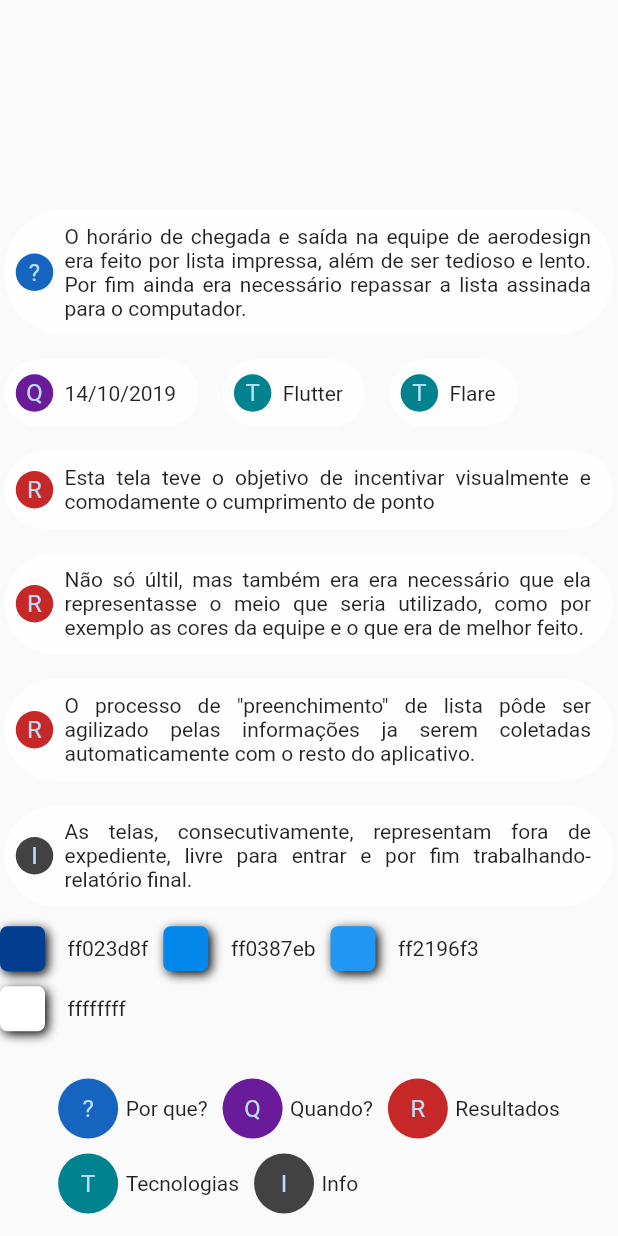
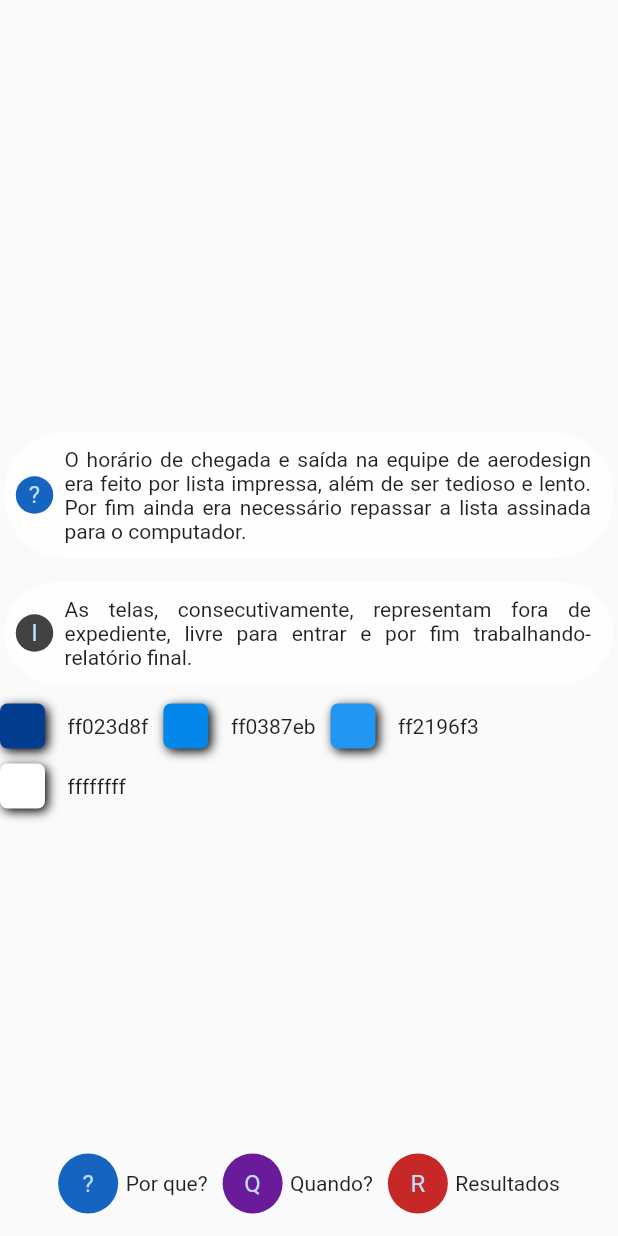
Before and after one commit to CabraKill/portfolio, a Flutter app: the AttendancePage2 widget shown alone on an empty page, opened directly, on a phone screen of 412 x 824 dp. Run offline on Flutter 3.47's test engine with Material 2 defaults, Android fonts, the phone set to English and light mode, and no system bars; our stand-ins replace flare_flutter, get; missing offline and left inert: clipboard.

Commit message:
minimum width, attendance distribuition

```diff
--- a/lib/global_Widgets/legend_Widget.dart
+++ b/lib/global_Widgets/legend_Widget.dart
@@ -1,17 +1,23 @@
 import 'package:flutter/material.dart';
 
 class LegendWidget extends StatelessWidget {
-  const LegendWidget({Key key}) : super(key: key);
+  final int start;
+  final int end;
+  const LegendWidget({this.start = 0, this.end = 5, Key key}) : super(key: key);
+
+  const LegendWidget.sub({@required this.start, @required this.end});
 
   @override
   Widget build(BuildContext context) {
-    return Wrap(spacing: 10, runSpacing: 10, children: [
+    final children = <Widget>[
       _legenda("?", "Por que?", Colors.blue.shade800),
       _legenda("Q", "Quando?", Colors.purple.shade800),
       _legenda("R", "Resultados", Colors.red.shade800),
       _legenda("T", "Tecnologias", Colors.cyan.shade800),
       _legenda("I", "Info", Colors.grey.shade800),
-    ]);
+    ];
+    return Wrap(
+        spacing: 10, runSpacing: 10, children: children.sublist(start, end));
   }
 }
 
--- a/lib/global_Widgets/project_Page.dart
+++ b/lib/global_Widgets/project_Page.dart
@@ -8,7 +8,7 @@ class ProjectPage extends StatelessWidget {
   Widget build(BuildContext context) {
     return LayoutBuilder(
       builder: (context, constraints) {
-        final width = constraints.maxWidth > 900 ? 400 : constraints.maxWidth;
+        final width = constraints.maxWidth > 500 ? 400 : constraints.maxWidth;
         return Center(
           child: ListView(
             shrinkWrap: true,
--- a/lib/pages/subpages/attendanceCabuto/attendance_Page.dart
+++ b/lib/pages/subpages/attendanceCabuto/attendance_Page.dart
@@ -2,6 +2,7 @@ import 'package:flutter/material.dart';
 import 'package:portfolio/global_Widgets/project_Page.dart';
 import 'package:portfolio/pages/subpages/attendanceCabuto/attendance_Page1.dart';
 import 'package:portfolio/pages/subpages/attendanceCabuto/attendance_Page2.dart';
+import 'package:portfolio/pages/subpages/attendanceCabuto/attendance_Page3.dart';
 
 class AttendancePage extends StatelessWidget {
   const AttendancePage({Key key}) : super(key: key);
@@ -11,6 +12,7 @@ class AttendancePage extends StatelessWidget {
 
   @override
   Widget build(BuildContext context) {
-    return ProjectPage(children: [AttendancePage1(), AttendancePage2()]);
+    return ProjectPage(
+        children: [AttendancePage1(), AttendancePage2(), AttendancePage3()]);
   }
 }
--- a/lib/pages/subpages/attendanceCabuto/attendance_Page2.dart
+++ b/lib/pages/subpages/attendanceCabuto/attendance_Page2.dart
@@ -14,7 +14,7 @@ class AttendancePage2 extends StatelessWidget {
         children: [
           Align(
             alignment: Alignment.bottomCenter,
-            child: LegendWidget(),
+            child: LegendWidget.sub(start: 0, end: 3),
           ),
           Align(
             alignment: Alignment.center,
@@ -26,18 +26,6 @@ class AttendancePage2 extends StatelessWidget {
                   text:
                       "O horário de chegada e saída na equipe de aerodesign era feito por lista impressa, além de ser tedioso e lento. Por fim ainda era necessário repassar a lista assinada para o computador.",
                 ),
-                MyChip.when(text: "14/10/2019"),
-                MyChip.tecnology(text: "Flutter"),
-                MyChip.tecnology(text: "Flare"),
-                MyChip.meaning(
-                    text:
-                        "Esta tela teve o objetivo de incentivar visualmente e comodamente o cumprimento de ponto"),
-                MyChip.meaning(
-                    text:
-                        "Não só últil, mas também era era necessário que ela representasse o meio que seria utilizado, como por exemplo as cores da equipe e o que era de melhor feito."),
-                MyChip.meaning(
-                    text:
-                        "O processo de \"preenchimento\" de lista pôde ser agilizado pelas informações ja serem coletadas automaticamente com o resto do aplicativo."),
                 MyChip.info(
                     text:
                         "As telas, consecutivamente, representam fora de expediente, livre para entrar e por fim trabalhando-relatório final."),
```
Also changed, not shown: lib/pages/subpages/attendanceCabuto/attendance_Page3.dart (added, +43 -0 lines), pubspec.lock.
